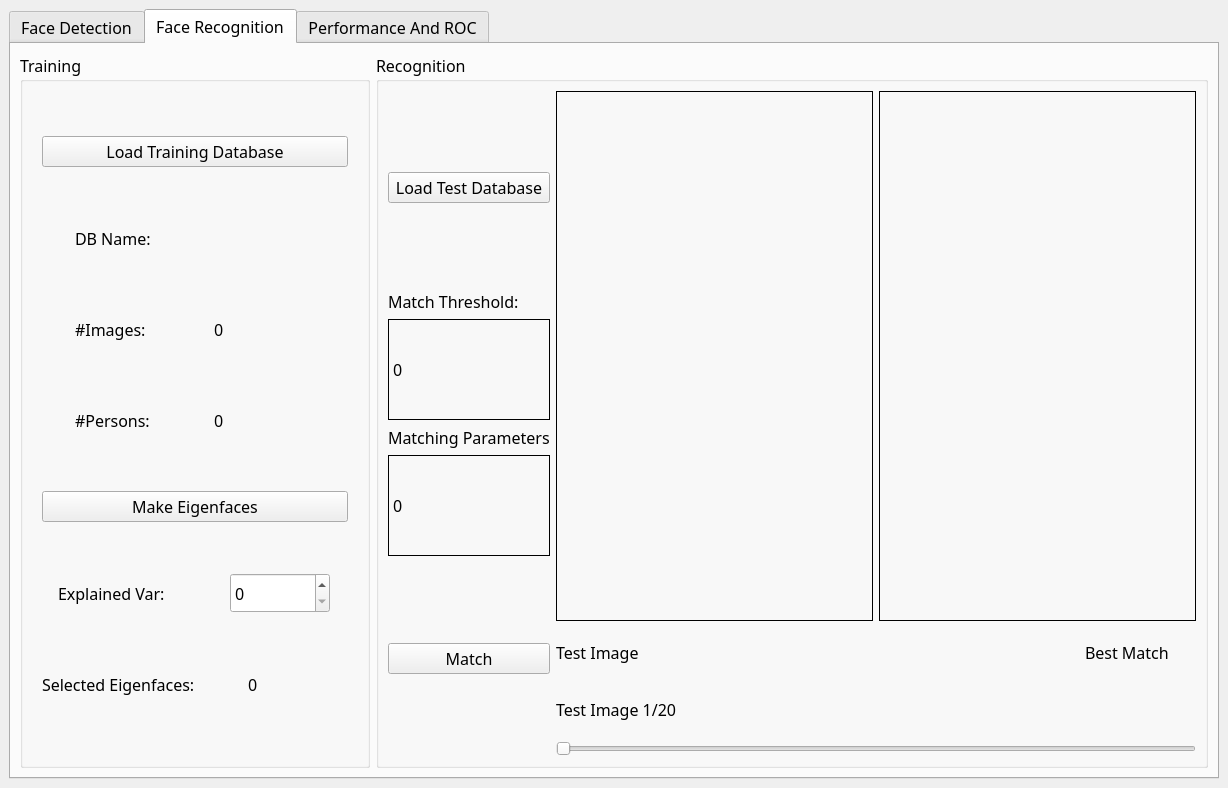
First picture: the form in Task5/ImageView.ui, repository mennahamdy33/CV, before the edit.
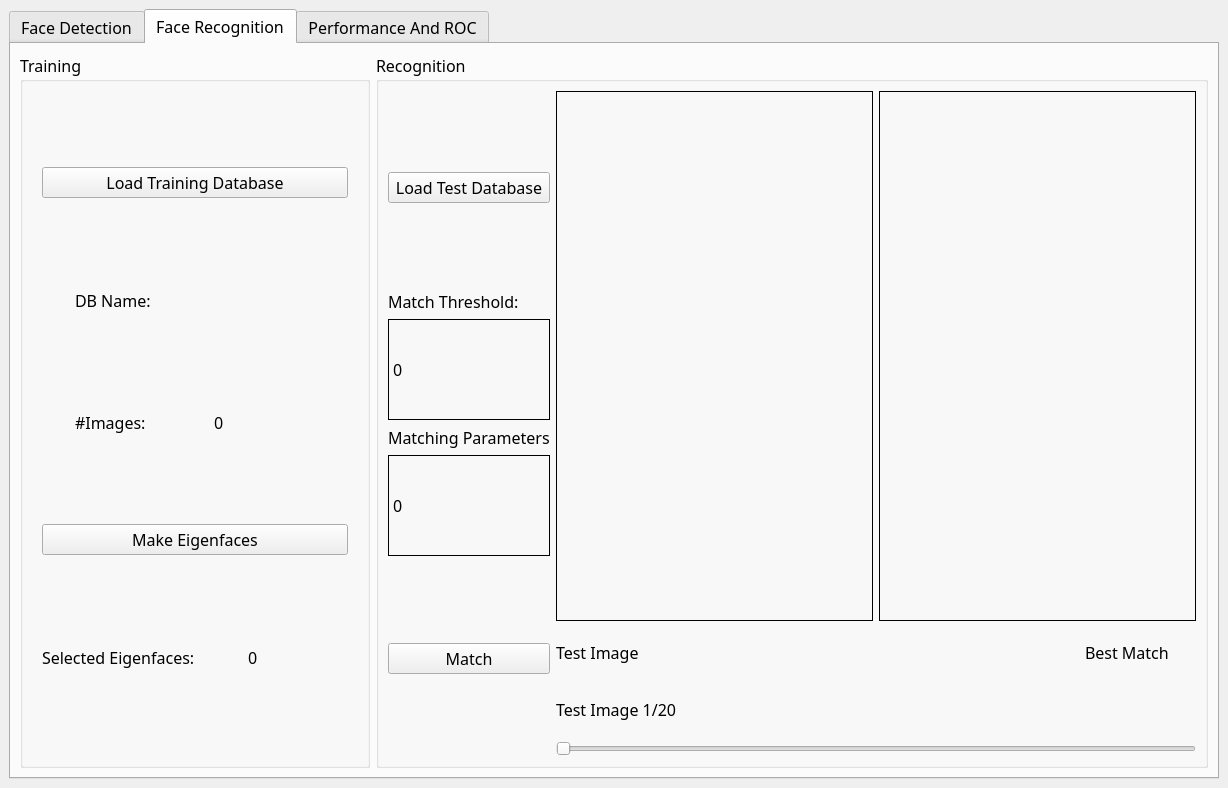
Second picture: the form after the edit. The open tabs and pages were chosen to show the change. Custom widgets are drawn as their Qt base class.

What changed in the file:
```diff
--- a/Task5/ImageView.ui
+++ b/Task5/ImageView.ui
@@ -260,94 +260,13 @@
             </layout>
            </item>
            <item row="3" column="0">
-            <layout class="QHBoxLayout" name="horizontalLayout_3">
-             <item>
-              <widget class="QLabel" name="label_3">
-               <property name="minimumSize">
-                <size>
-                 <width>100</width>
-                 <height>40</height>
-                </size>
-               </property>
-               <property name="maximumSize">
-                <size>
-                 <width>100</width>
-                 <height>40</height>
-                </size>
-               </property>
-               <property name="text">
-                <string>#Persons:</string>
-               </property>
-              </widget>
-             </item>
-             <item>
-              <widget class="QLabel" name="noPersons">
-               <property name="minimumSize">
-                <size>
-                 <width>100</width>
-                 <height>40</height>
-                </size>
-               </property>
-               <property name="maximumSize">
-                <size>
-                 <width>100</width>
-                 <height>40</height>
-                </size>
-               </property>
-               <property name="text">
-                <string>0</string>
-               </property>
-              </widget>
-             </item>
-            </layout>
-           </item>
-           <item row="4" column="0">
             <widget class="QPushButton" name="makeEigenfaces">
              <property name="text">
               <string>Make Eigenfaces</string>
              </property>
             </widget>
            </item>
-           <item row="5" column="0">
-            <layout class="QHBoxLayout" name="horizontalLayout_4">
-             <item>
-              <widget class="QLabel" name="label_17">
-               <property name="minimumSize">
-                <size>
-                 <width>150</width>
-                 <height>40</height>
-                </size>
-               </property>
-               <property name="maximumSize">
-                <size>
-                 <width>150</width>
-                 <height>40</height>
-                </size>
-               </property>
-               <property name="text">
-                <string>Explained Var:</string>
-               </property>
-              </widget>
-             </item>
-             <item>
-              <widget class="QSpinBox" name="explainedVar">
-               <property name="minimumSize">
-                <size>
-                 <width>100</width>
-                 <height>40</height>
-                </size>
-               </property>
-               <property name="maximumSize">
-                <size>
-                 <width>100</width>
-                 <height>40</height>
-                </size>
-               </property>
-              </widget>
-             </item>
-            </layout>
-           </item>
-           <item row="6" column="0">
+           <item row="4" column="0">
             <layout class="QHBoxLayout" name="horizontalLayout_5">
              <item>
               <widget class="QLabel" name="label_16">
```
Left out of the diff: 58 changed lines with no effect on the pictures.
